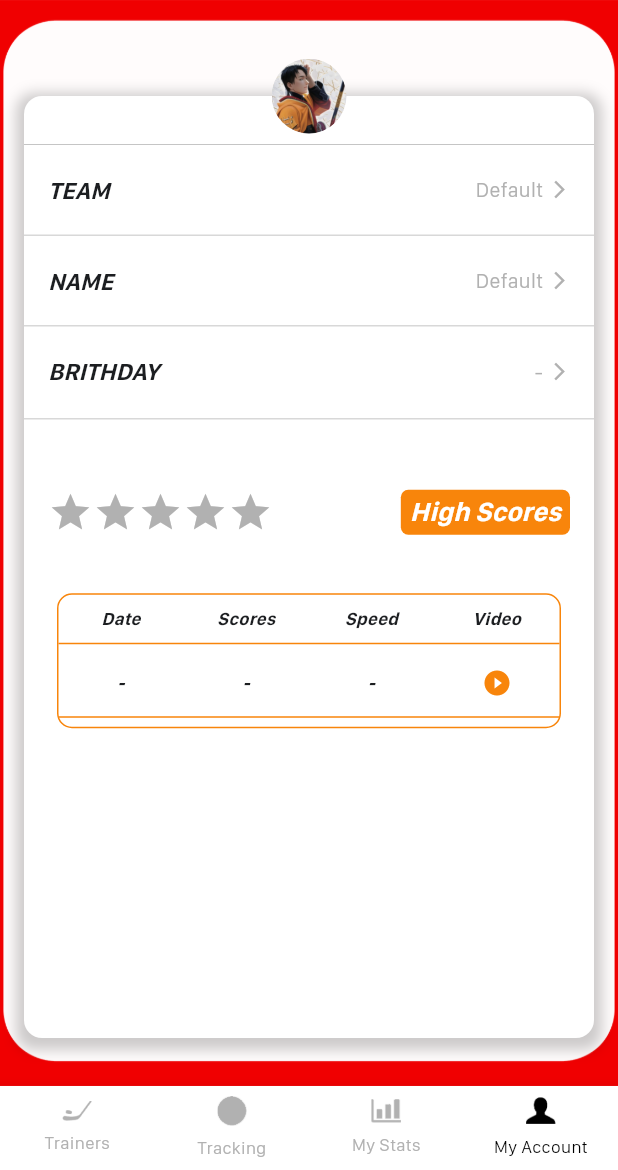
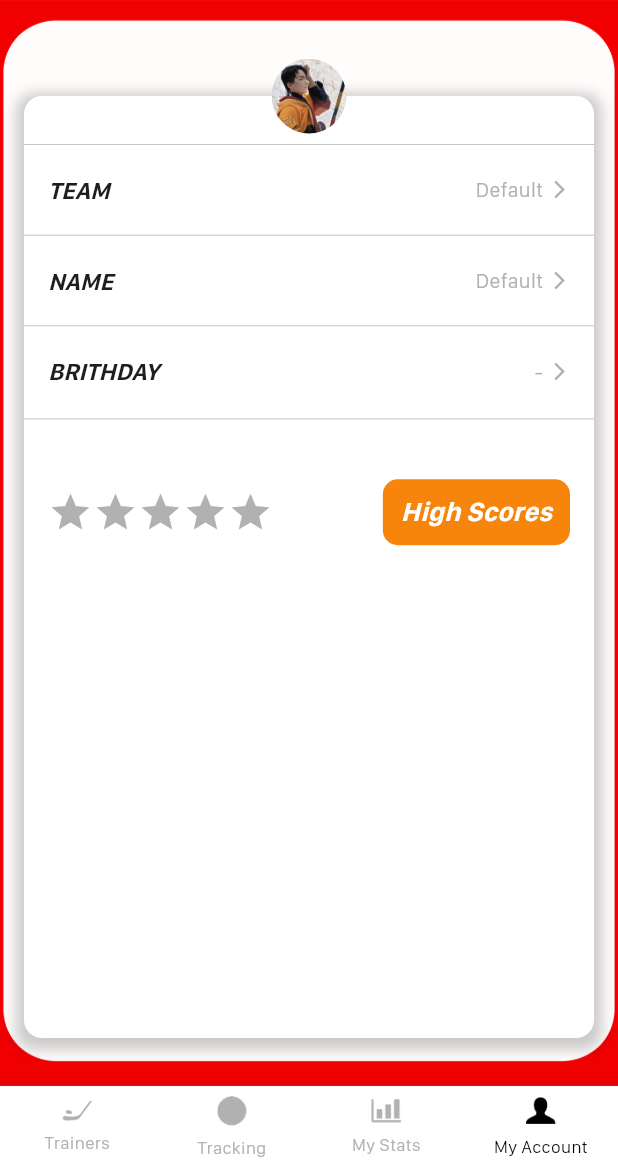
Before and after one commit to TengTeNJ/digitalshoots, a Flutter app: the screen it shows after launch, item 4 of the bottom bar chosen, on a phone screen of 412 x 824 dp, the part 66-1236 px from its top. Run offline on Flutter 3.47's test engine with Material 3 defaults, Android fonts, the phone set to English and light mode, and no system bars; our stand-ins replace camera, date_format, flutter_easyloading, get_it, image_cropper, image_picker and 6 more; missing offline and left inert: device_screen_recorder, flutter_reactive_ble; accounts and stored records are empty.

Commit message:
我的账号页面Hight Scores的时间显示优化

```diff
--- a/lib/controllers/my/my_account_controller.dart
+++ b/lib/controllers/my/my_account_controller.dart
@@ -31,6 +31,7 @@ class MyAccountController extends StatefulWidget {
 
 class _MyAccountControllerState extends State<MyAccountController> {
   late StreamSubscription subscription;
+  bool showTableView = false;
   Gamemodel maxModel = Gamemodel(score: '0', indexString: '1');
   String fileImagePath = '';
   List<String> datas = ['-','-','-'];
@@ -74,7 +75,7 @@ class _MyAccountControllerState extends State<MyAccountController> {
   queryMaxModel() async{
     final _model = await  LocalDataUtil.getHistoryMaxScore();
     maxModel = _model;
-    datas = [_model.createTime,_model.score, _model.speed];
+    datas = [StringUtil.createTimeStringToShowString(_model.createTime),_model.score, _model.speed];
     if(mounted){
       setState(() {
 
@@ -131,16 +132,24 @@ class _MyAccountControllerState extends State<MyAccountController> {
                       )),
                   Container(height: 0.5,color: Constants.baseGreyStyleColor,),
                   SizedBox(height: 32,),
-                  StarsView(starPoint: GameDataUtil.scoreToStar(maxModel.score)),
+                  StarsView(starPoint: GameDataUtil.scoreToStar(maxModel.score),onClick: (){
+                    if(showTableView) {
+                      return;
+                    }
+                    showTableView = true;
+                    setState(() {
+
+                    });
+                  },),
                   SizedBox(height: 24,),
-                  MyTableView(data: datas,playVideo: (){
+                 showTableView ? MyTableView(data: datas,playVideo: (){
                     print('maxModel=${maxModel.path.length}');
                     if(maxModel.path.length > 0){
                       NavigatorUtil.push(Routes.videoplay,arguments: maxModel.path);
                     }else{
                       TTToast.showToast('No video');
                     }
-                  },)
+                  },) :Container()
                 ],
               ),),
             ),
--- a/lib/views/my/my_table_view.dart
+++ b/lib/views/my/my_table_view.dart
@@ -10,7 +10,7 @@ class MyTableView extends StatelessWidget {
   Widget build(BuildContext context) {
     return Container(
       width: Constants.screenWidth(context) - 64 - 12,
-      height: 90,
+      height: 96,
       decoration: BoxDecoration(
           borderRadius: BorderRadius.circular(10),
           border: Border.all(color: Constants.baseStyleColor, width: 1)),
@@ -43,6 +43,7 @@ class MyTableView extends StatelessWidget {
             height: 10,
           ),
           Container(
+            margin: EdgeInsets.only(left: 4,right: 4),
             height: 1,
             color: Constants.baseStyleColor,
           ),
@@ -86,6 +87,7 @@ class MyTableView extends StatelessWidget {
             height: 12,
           ),
           Container(
+            margin: EdgeInsets.only(left: 4,right: 4),
             height: 1,
             color: Constants.baseStyleColor,
           ),
--- a/lib/views/my/stars_view.dart
+++ b/lib/views/my/stars_view.dart
@@ -3,7 +3,8 @@ import 'package:robot/constants/constants.dart';
 
 class StarsView extends StatelessWidget {
   int starPoint = 1; // 几星
-  StarsView({required this.starPoint});
+  Function? onClick;
+  StarsView({required this.starPoint,this.onClick});
 
   @override
   Widget build(BuildContext context) {
@@ -36,14 +37,22 @@ class StarsView extends StatelessWidget {
               ),
             ],
           ),
-          Container(
-            height: 30,
-            decoration: BoxDecoration(
-                borderRadius: BorderRadius.circular(5),
-                color: Constants.baseStyleColor),
-            child: Center(
-              child: Padding(padding: EdgeInsets.all(6),child: Constants.boldWhiteItalicTextWidget('High Scores', 18),),
+          GestureDetector(
+            child: Container(
+              height: 44,
+              decoration: BoxDecoration(
+                  borderRadius: BorderRadius.circular(10),
+                  color: Constants.baseStyleColor),
+              child: Center(
+                child: Padding(padding: EdgeInsets.all(12),child: Constants.boldWhiteItalicTextWidget('High Scores', 18),),
+              ),
             ),
+            behavior: HitTestBehavior.opaque,
+            onTap: (){
+              if(onClick != null){
+                onClick!();
+              }
+            },
           )
         ],
       ),
```
Also changed, not shown: lib/utils/string_util.dart (+14 -0 lines).
